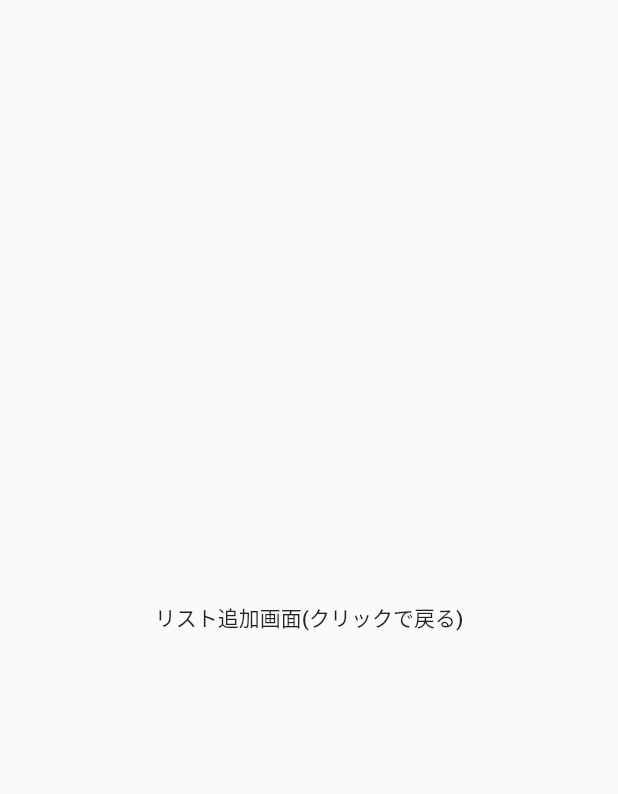
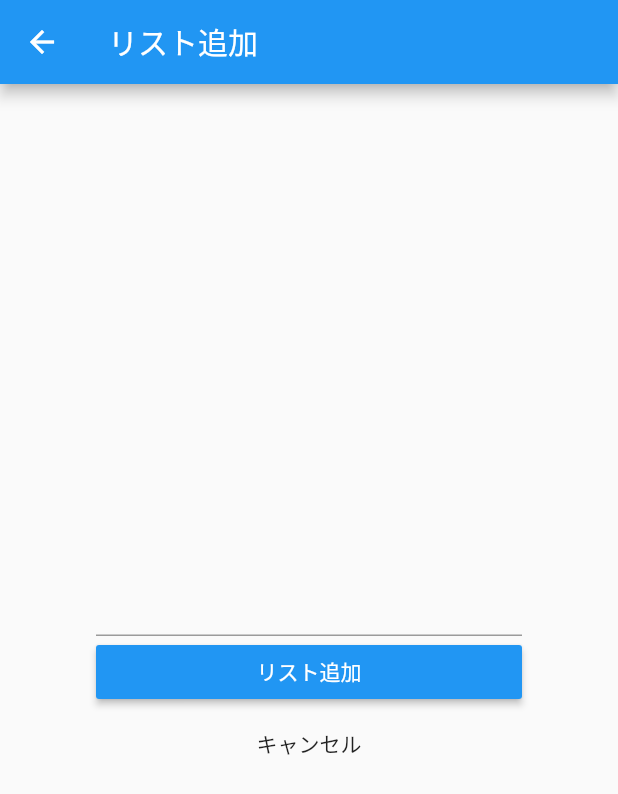
Before and after one commit to 88ta/FlutterSandbox, a Flutter app: the screen it shows after launch, after a tap on the "add" icon, on a phone screen of 412 x 824 dp. Shown: the top 794 px of the screen. Run offline on Flutter 3.47's test engine with Material 2 defaults, Android fonts, the phone set to English and light mode, and no system bars.

Commit message:
todoリスト追加

```diff
--- a/lib/main.dart
+++ b/lib/main.dart
@@ -32,38 +32,98 @@ class MyTodoApp extends StatelessWidget {
   }
 }
 
-class TodoListPage extends StatelessWidget {
+class TodoListPage extends StatefulWidget {
+  @override
+  _TodoListPageState createState() => _TodoListPageState();
+}
+class _TodoListPageState extends State<TodoListPage> {
+  List<String> todoList = [];
   @override
   Widget build(BuildContext context) {
     return Scaffold(
-      body: Center(
-        child: Text('リスト一覧画面')
+      appBar: AppBar(
+        title: Text('リスト一覧'),
+      ),
+      body: ListView.builder(
+        itemCount: todoList.length,
+        itemBuilder: (context, index) {
+          return Card(
+            child: ListTile(
+              title: Text(todoList[index]),
+            ),
+          );
+        },
       ),
       floatingActionButton: FloatingActionButton(
-        onPressed: () {
-          Navigator.of(context).push(
+        onPressed: () async {
+          final newListText = await Navigator.of(context).push(
             MaterialPageRoute(builder: (context) {
               return TodoAddPage();
-            })
+            }),
           );
+          if (newListText != null) {
+            setState(() {
+              todoList.add(newListText);
+            });
+          }
         },
-        child: Icon(Icons.add)
+        child: Icon(Icons.add),
       ),
     );
   }
 }
 
-class TodoAddPage extends StatelessWidget {
+class TodoAddPage extends StatefulWidget {
+  @override
+  _TodoAddPageState createState() => _TodoAddPageState();
+}
+
+class _TodoAddPageState extends State<TodoAddPage> {
+
+  String _text = '';
+
   @override
   Widget build(BuildContext context) {
     return Scaffold(
-      body: Center(
-        child: FlatButton(
-          onPressed: () {
-            Navigator.of(context).pop();
-          },
-          child: Text('リスト追加画面(クリックで戻る)')
-        )
+      appBar: AppBar(
+        title: Text('リスト追加'),
+      ),
+      body: Container(
+        padding: EdgeInsets.all(64),
+        child: Column(
+          mainAxisAlignment: MainAxisAlignment.center,
+          children: <Widget>[
+            Text(_text, style: TextStyle(color: Colors.blue)),
+            TextField(
+              onChanged: (String value) {
+                setState(() {
+                  _text = value;
+                });
+              },
+            ),
+            Container(
+              width: double.infinity,
+              child: RaisedButton(
+                color: Colors.blue,
+                onPressed: () {
+                  Navigator.of(context).pop(_text);
+                },
+                child: Text('リスト追加', style: TextStyle(color: Colors.white)),
+              )
+            ),
+            Container(
+              width: double.infinity,
+              child: FlatButton(
+                onPressed: () {
+                  Navigator.of(context).pop();
+                },
+                child: Text('キャンセル')
+              )
+
+            )
+          ],
+
+        ),
       )
     );
   }
```
